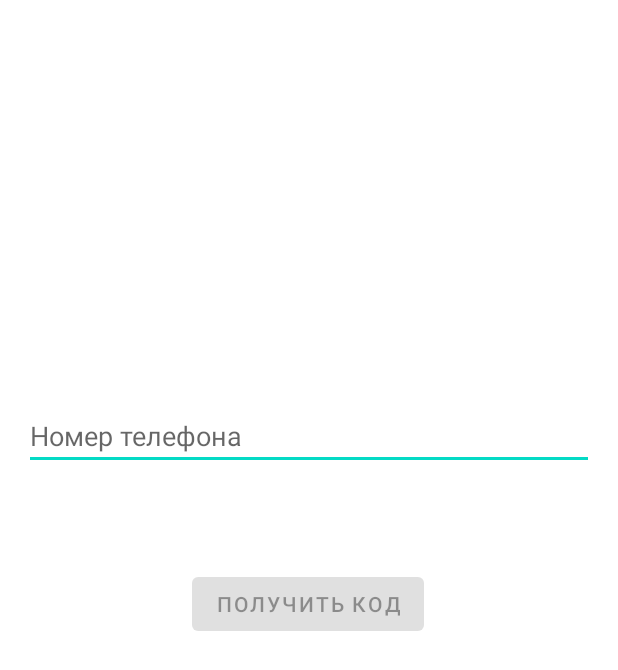
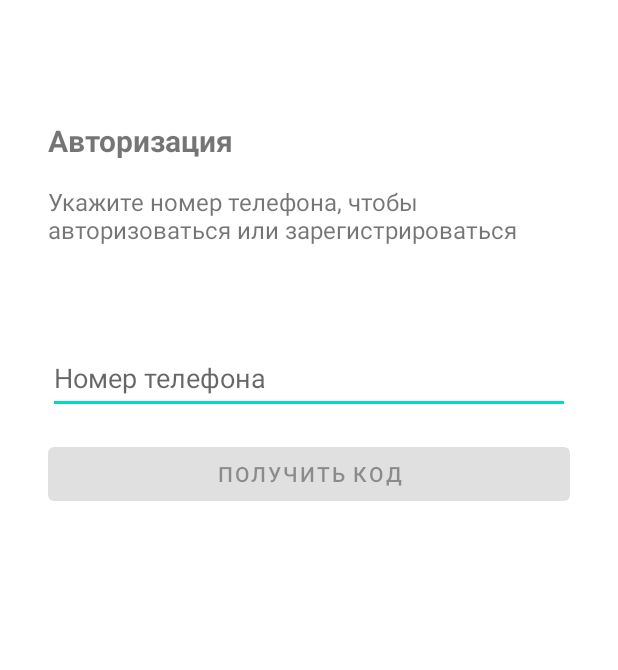
Before and after one commit to y0ung3r/JobSpot, an Android app: the layout activity_login.xml on its own in the app's theme, with its tools: preview values and no code run, on a phone screen of 412 x 824 dp. Shown: the top 670 px of the screen. Run offline under Robolectric (Android 15) with nearby library versions, the phone set to English and light mode, and no system bars.

```diff
--- a/app/src/main/res/layout/activity_login.xml
+++ b/app/src/main/res/layout/activity_login.xml
@@ -11,30 +11,60 @@
     android:paddingBottom="@dimen/activity_vertical_margin"
     tools:context=".ui.login.LoginActivity">
 
+    <TextView
+        android:id="@+id/login_title"
+        android:layout_width="0dp"
+        android:layout_height="wrap_content"
+        android:layout_marginStart="16dp"
+        android:layout_marginTop="64dp"
+        android:text="@string/login_activity_title"
+        android:textSize="20sp"
+        android:textStyle="bold"
+        app:layout_constraintStart_toStartOf="parent"
+        app:layout_constraintTop_toBottomOf="@+id/loading_bar" />
+
+    <TextView
+        android:id="@+id/login_description"
+        android:layout_width="0dp"
+        android:layout_height="wrap_content"
+        android:layout_marginStart="16dp"
+        android:layout_marginTop="16dp"
+        android:layout_marginEnd="16dp"
+        android:text="@string/login_activity_description"
+        android:textSize="16sp"
+        app:layout_constraintEnd_toEndOf="parent"
+        app:layout_constraintStart_toStartOf="parent"
+        app:layout_constraintTop_toBottomOf="@+id/login_title" />
+
     <EditText
         android:id="@+id/phone_number_field"
         android:layout_width="0dp"
         android:layout_height="wrap_content"
-        android:layout_marginTop="252dp"
+        android:layout_marginStart="16dp"
+        android:layout_marginTop="64dp"
+        android:layout_marginEnd="16dp"
         android:autofillHints="@string/prompt_phone_number"
+        android:digits="0123456789+()"
         android:hint="@string/prompt_phone_number"
         android:inputType="phone"
+        android:minHeight="48dp"
         android:selectAllOnFocus="true"
+        android:textColorHint="?android:attr/textColorHint"
         app:layout_constraintEnd_toEndOf="parent"
         app:layout_constraintStart_toStartOf="parent"
-        app:layout_constraintTop_toTopOf="parent" />
+        app:layout_constraintTop_toBottomOf="@+id/login_description" />
 
     <Button
         android:id="@+id/get_confirmation_code_button"
-        android:layout_width="wrap_content"
+        android:layout_width="0dp"
         android:layout_height="wrap_content"
         android:layout_gravity="start"
-        android:layout_marginBottom="316dp"
+        android:layout_marginStart="16dp"
+        android:layout_marginTop="16dp"
+        android:layout_marginEnd="16dp"
         android:enabled="false"
         android:text="@string/action_get_confirmation_code"
-        app:layout_constraintBottom_toBottomOf="parent"
         app:layout_constraintEnd_toEndOf="parent"
-        app:layout_constraintHorizontal_bias="0.497"
         app:layout_constraintStart_toStartOf="parent"
         app:layout_constraintTop_toBottomOf="@+id/phone_number_field" />
 
@@ -43,12 +73,10 @@
         android:layout_width="wrap_content"
         android:layout_height="wrap_content"
         android:layout_gravity="center"
-        android:layout_marginTop="64dp"
-        android:layout_marginBottom="64dp"
+        android:layout_marginTop="16dp"
         android:visibility="gone"
-        app:layout_constraintBottom_toBottomOf="parent"
-        app:layout_constraintTop_toTopOf="parent"
-        app:layout_constraintVertical_bias="0.3"
-        tools:layout_editor_absoluteX="16dp" />
+        app:layout_constraintEnd_toEndOf="parent"
+        app:layout_constraintStart_toStartOf="parent"
+        app:layout_constraintTop_toTopOf="parent" />
 
 </androidx.constraintlayout.widget.ConstraintLayout>
--- a/app/src/main/res/values/strings.xml
+++ b/app/src/main/res/values/strings.xml
@@ -1,6 +1,8 @@
 <resources>
     <string name="app_name">AnyJob</string>
     <!-- Strings related to login -->
+    <string name="login_activity_title">Авторизация</string>
+    <string name="login_activity_description">Укажите номер телефона, чтобы авторизоваться или зарегистрироваться</string>
     <string name="prompt_phone_number">Номер телефона</string>
     <string name="action_get_confirmation_code">Получить код</string>
     <string name="welcome">"Welcome !"</string>
```
Also changed, not shown: app/build.gradle (+7 -7 lines), app/src/main/java/com/anyjob/ui/login/LoginActivity.kt (+28 -2 lines), app/src/main/res/anim/fade_in.xml (added, +9 -0 lines), app/src/main/res/anim/slide_from_top.xml (added, +7 -0 lines).
